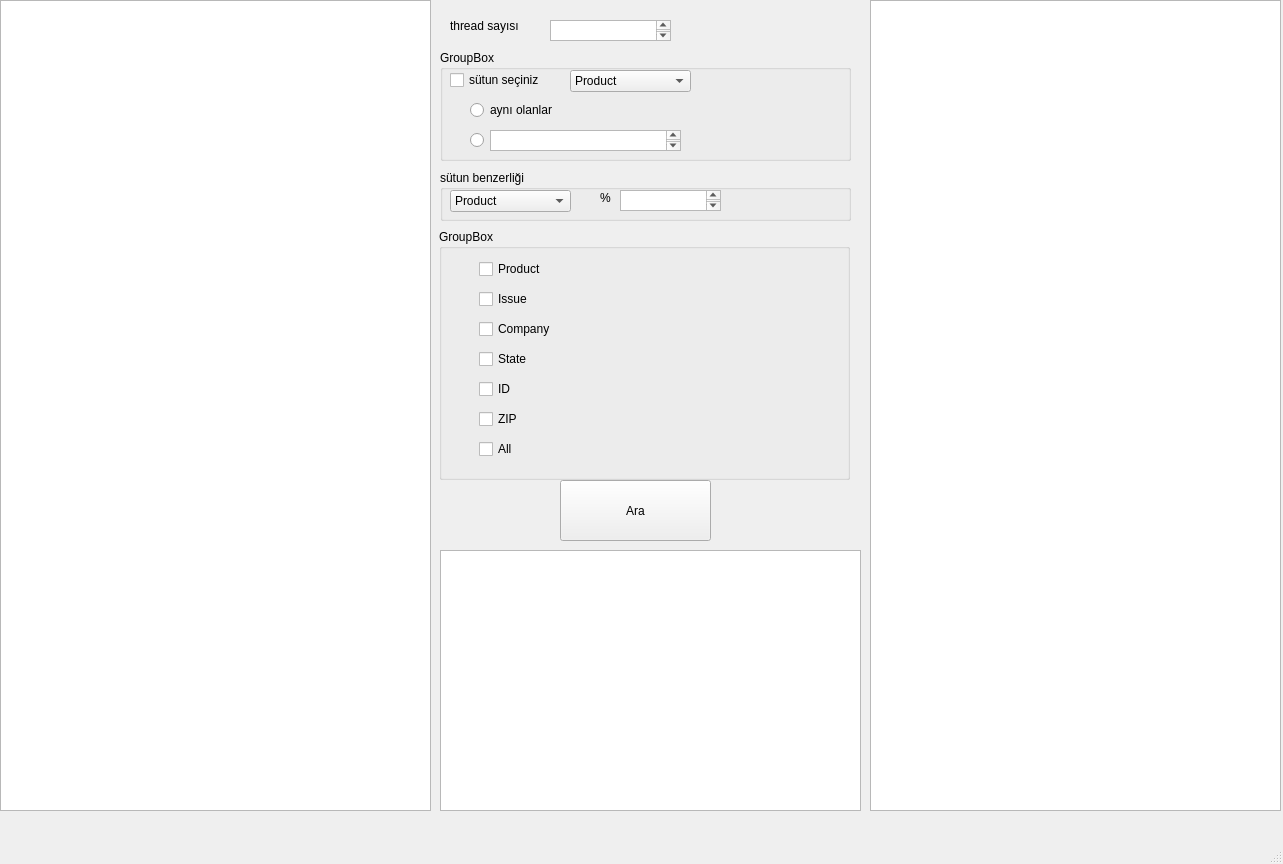
This is interface.ui in m4hosam/multithreading-data-analasis as Qt 5 draws it before an edit. The edited form follows.
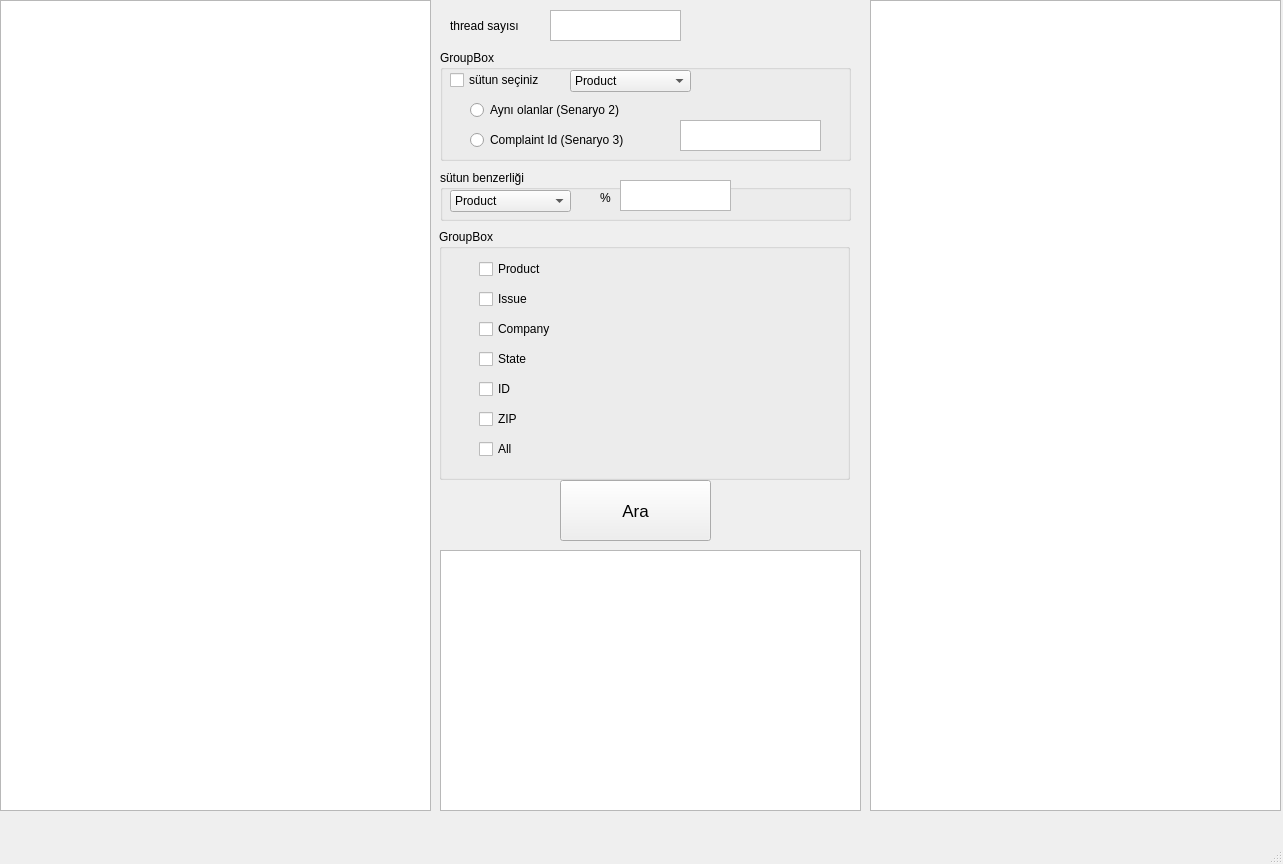
This is the edited form.

Commit message: Connection C Code to the interface V1

The edit to the form file:
```diff
--- a/interface.ui
+++ b/interface.ui
@@ -64,12 +64,17 @@
       <rect>
        <x>30</x>
        <y>50</y>
-       <width>95</width>
+       <width>191</width>
        <height>20</height>
       </rect>
      </property>
+     <property name="font">
+      <font>
+       <pointsize>9</pointsize>
+      </font>
+     </property>
      <property name="text">
-      <string>aynı olanlar</string>
+      <string>Aynı olanlar (Senaryo 2)</string>
      </property>
     </widget>
     <widget class="QRadioButton" name="filteringKey_radio">
@@ -77,21 +82,26 @@
       <rect>
        <x>30</x>
        <y>80</y>
-       <width>95</width>
+       <width>211</width>
        <height>20</height>
       </rect>
      </property>
+     <property name="font">
+      <font>
+       <pointsize>9</pointsize>
+      </font>
+     </property>
      <property name="text">
-      <string/>
+      <string>Complaint Id (Senaryo 3)</string>
      </property>
     </widget>
     <widget class="QTextEdit" name="filtering_textEdit">
      <property name="geometry">
       <rect>
-       <x>50</x>
-       <y>80</y>
-       <width>191</width>
-       <height>21</height>
+       <x>240</x>
+       <y>70</y>
+       <width>141</width>
+       <height>31</height>
       </rect>
      </property>
     </widget>
@@ -187,9 +197,9 @@
      <property name="geometry">
       <rect>
        <x>180</x>
-       <y>20</y>
-       <width>101</width>
-       <height>21</height>
+       <y>10</y>
+       <width>111</width>
+       <height>31</height>
       </rect>
      </property>
     </widget>
@@ -250,10 +260,15 @@
       <rect>
        <x>40</x>
        <y>90</y>
-       <width>81</width>
+       <width>111</width>
        <height>20</height>
       </rect>
      </property>
+     <property name="font">
+      <font>
+       <pointsize>9</pointsize>
+      </font>
+     </property>
      <property name="text">
       <string>Company</string>
      </property>
@@ -328,9 +343,9 @@
     <property name="geometry">
      <rect>
       <x>550</x>
-      <y>20</y>
-      <width>121</width>
-      <height>21</height>
+      <y>10</y>
+      <width>131</width>
+      <height>31</height>
      </rect>
     </property>
    </widget>
@@ -343,6 +358,11 @@
       <height>61</height>
      </rect>
     </property>
+    <property name="font">
+     <font>
+      <pointsize>13</pointsize>
+     </font>
+    </property>
     <property name="text">
      <string>Ara</string>
     </property>
```
Left out of the diff: 89 changed lines with no effect on the pictures. The commit also changes 5 other files.
